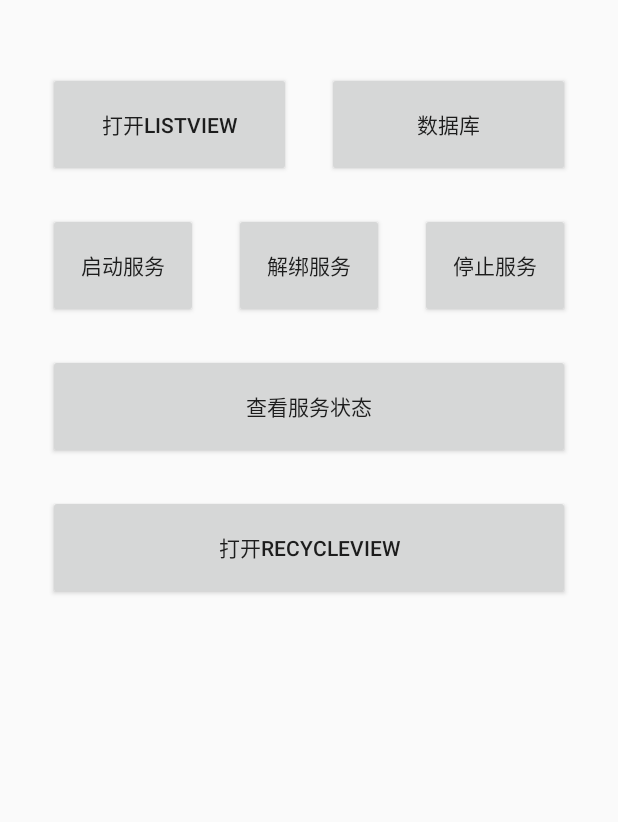
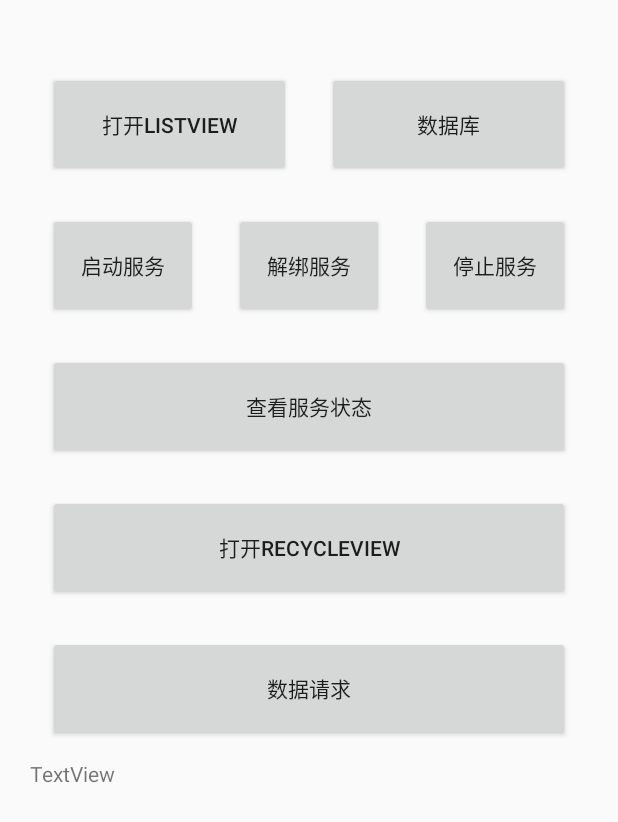
Before and after one commit to DiaoMengQ/AndroiDevUsingJava, an Android app: the screen it shows after launch (MainActivity), after a tap on "启动服务", on a phone screen of 412 x 824 dp. Shown: the top 822 px of the screen. Run offline under Robolectric (Android 15) with nearby library versions, the light colour scheme and no system bars; our stand-ins replace ButterKnife; libraries missing offline, so code that uses them is left out: cat.ereza.customactivityoncrash, com.badoo.mobile; 2 statements that could not run were skipped.

Commit message:
新增 使用OKHttp进行网络请求，传输至ViewTestActivity中；使用Handle传输信息更新当前Activity UI
Signed-off-by: DiaoMengQ <dmq1212@qq.com>

```diff
--- a/app/build.gradle
+++ b/app/build.gradle
@@ -45,6 +45,7 @@ dependencies {
     implementation 'io.reactivex.rxjava3:rxjava:3.0.9'
     implementation 'cat.ereza:customactivityoncrash:2.3.0'
     implementation 'com.jakewharton:butterknife:10.2.3'
+    implementation 'com.squareup.okhttp3:okhttp:4.9.0'
 
     annotationProcessor 'com.jakewharton:butterknife-compiler:10.2.3'
 
--- a/app/src/main/AndroidManifest.xml
+++ b/app/src/main/AndroidManifest.xml
@@ -5,6 +5,7 @@
 
     <uses-permission android:name="android.permission.READ_EXTERNAL_STORAGE" />
     <uses-permission android:name="android.permission.WRITE_EXTERNAL_STORAGE" />
+    <uses-permission android:name="android.permission.INTERNET" />
 
     <application
         android:allowBackup="true"
--- a/app/src/main/java/com/diomun/learn/javademo/ui/activity/MainActivity.java
+++ b/app/src/main/java/com/diomun/learn/javademo/ui/activity/MainActivity.java
@@ -5,28 +5,44 @@ import android.content.ComponentName;
 import android.content.Context;
 import android.content.Intent;
 import android.content.ServiceConnection;
+import android.os.Bundle;
 import android.os.IBinder;
+import android.os.Message;
 import android.util.Log;
 import android.view.View;
 import android.widget.Button;
+import android.widget.TextView;
 import android.widget.Toast;
 
 import com.diomun.learn.javademo.R;
 import com.diomun.learn.javademo.base.BaseActivity;
 import com.diomun.learn.javademo.service.BackService;
 
+import org.jetbrains.annotations.NotNull;
+
+import java.io.IOException;
 import java.util.List;
 import java.util.Objects;
 
 import butterknife.BindView;
+import butterknife.ButterKnife;
 import butterknife.OnClick;
+import okhttp3.Call;
+import okhttp3.Callback;
+import okhttp3.OkHttpClient;
+import okhttp3.Request;
+import okhttp3.Response;
 
 /**
  * @author DIOMUN dmq1212@qq.com
  * @date created on 2021/1/21
  */
-public class MainActivity extends BaseActivity {
+public class MainActivity extends BaseActivity implements Callback {
     public static final int CMD_STOP_SERVICE = 0;
+    @BindView(R.id.btn_dataRequest)
+    Button btnDataRequest;
+    @BindView(R.id.tv_test)
+    TextView tvTest;
     private Intent intent2backServ;
     private ServiceConnection servConn;
 
@@ -84,7 +100,8 @@ public class MainActivity extends BaseActivity {
             R.id.btn_stopBackService,
             R.id.btn_viewBackService,
             R.id.btn_unBindBackService,
-            R.id.btn_toRecycleView})
+            R.id.btn_toRecycleView,
+            R.id.btn_dataRequest})
     public void onViewClicked(View view) {
         switch (view.getId()) {
             case R.id.btn_toRecycleView:
@@ -94,7 +111,7 @@ public class MainActivity extends BaseActivity {
                 break;
             case R.id.btn_toListView:
                 Toast.makeText(mContext, "點擊btn_toListView", Toast.LENGTH_SHORT).show();
-                Intent intent2ListView = new Intent(this,ListViewActivity.class);
+                Intent intent2ListView = new Intent(this, ListViewActivity.class);
                 startActivity(intent2ListView);
                 break;
             case R.id.btn_database:
@@ -131,8 +148,70 @@ public class MainActivity extends BaseActivity {
                     }
                 }
                 break;
+            case R.id.btn_dataRequest:
+                Toast.makeText(mContext, "请求数据", Toast.LENGTH_SHORT).show();
+                OkHttpClient okHttpClient = new OkHttpClient();
+                Request request = new Request.Builder()
+                        .url("http://songsearch.kugou.com/song_search_v2?keyword=%E7%A7%8B%E6%84%8F%E6%B5%93&page=1&pagesize=10")
+                        .build();
+                Call call = okHttpClient.newCall(request);
+                // Response response = call.execute(); // 同步请求，在Android中不适用（不在主线程进行耗时操作）
+                call.enqueue(this); // 异步请求
+
+
+                break;
             default:
                 throw new IllegalStateException("Unexpected value: " + view.getId());
         }
     }
+
+
+    /**
+     * 连接失败
+     *
+     * @param call
+     * @param e
+     */
+    @Override
+    public void onFailure(@NotNull Call call, @NotNull IOException e) {
+        Toast.makeText(mContext, "网络错误", Toast.LENGTH_SHORT).show();
+    }
+
+    /**
+     * 连接成功
+     *
+     * @param call
+     * @param response
+     * @throws IOException
+     */
+    @Override
+    public void onResponse(@NotNull Call call, @NotNull Response response) throws IOException {
+        Intent intent2viewTest = new Intent(mContext, ViewTestActivity.class);
+        // Log.d(TAG, "onResponse: " + Thread.currentThread());
+
+        if (response.code() == 200) {
+            String dataStr = Objects.requireNonNull(response.body()).string();
+            Bundle bundle = new Bundle();
+            bundle.putString(getString(R.string.bundleDataKey_httpTest), dataStr);
+
+            intent2viewTest.putExtra(getString(R.string.bundleKey_httpTest), bundle);
+            startActivity(intent2viewTest);
+
+            // handle 通知当前 activity 主线程更新视图
+            // Message msg = new Message();
+            // msg.what = 0;
+            // msg.setData(bundle);
+            // mHandler.sendMessage(msg);
+        }
+    }
+
+    @Override
+    public void handlerMsg(Message msg) {
+        if (msg.what == 0) {
+            Log.d(TAG, "handlerMsg: 更新视图");
+            tvTest.setText(msg.getData().getString(getString(R.string.bundleDataKey_httpTest)));
+        } else {
+            throw new IllegalStateException("Unexpected value: " + msg.what);
+        }
+    }
 }
--- a/app/src/main/res/layout/activity_main.xml
+++ b/app/src/main/res/layout/activity_main.xml
@@ -9,15 +9,18 @@
     tools:context=".ui.activity.MainActivity"
     tools:ignore="ContentDescription,HardcodedText">
 
-    <LinearLayout
-        android:layout_width="0dp"
+    <ScrollView
+        android:layout_width="match_parent"
         android:layout_height="match_parent"
-        android:layout_marginTop="16dp"
-        android:orientation="vertical"
         app:layout_constraintBottom_toBottomOf="parent"
-        app:layout_constraintEnd_toEndOf="parent"
         app:layout_constraintStart_toStartOf="parent"
         app:layout_constraintTop_toTopOf="parent">
+
+        <LinearLayout
+            android:layout_width="match_parent"
+            android:layout_height="wrap_content"
+            android:layout_marginTop="16dp"
+            android:orientation="vertical">
 
             <LinearLayout
                 android:layout_width="match_parent"
@@ -93,13 +96,36 @@
                 android:layout_height="wrap_content">
 
                 <Button
+                    android:id="@+id/btn_toRecycleView"
                     android:layout_width="0dp"
                     android:layout_height="@dimen/height4btn"
+                    android:layout_margin="@dimen/margin_btn"
                     android:layout_weight="1"
-                android:layout_margin="@dimen/margin_btn"
-                android:text="打开RecycleView"
-                android:id="@+id/btn_toRecycleView"/>
+                    android:text="打开RecycleView" />
             </LinearLayout>
 
+            <LinearLayout
+                android:layout_width="match_parent"
+                android:layout_height="wrap_content"
+                android:orientation="horizontal">
+
+                <Button
+                    android:id="@+id/btn_dataRequest"
+                    android:layout_width="0dp"
+                    android:layout_height="@dimen/height4btn"
+                    android:layout_margin="@dimen/margin_btn"
+                    android:layout_weight="1"
+                    android:text="数据请求" />
             </LinearLayout>
+
+            <TextView
+                android:id="@+id/tv_test"
+                android:layout_width="match_parent"
+                android:layout_height="wrap_content"
+                android:text="TextView" />
+
+
+        </LinearLayout>
+    </ScrollView>
+
 </androidx.constraintlayout.widget.ConstraintLayout>
--- a/app/src/main/res/layout/activity_viewtest.xml
+++ b/app/src/main/res/layout/activity_viewtest.xml
@@ -16,4 +16,9 @@
 
     </com.diomun.learn.javademo.ui.customview.CustomView>
 
+    <TextView
+        android:layout_width="match_parent"
+        android:layout_height="wrap_content"
+        android:id="@+id/tv_httpTest"/>
+
 </LinearLayout>
--- a/app/src/main/res/values/strings.xml
+++ b/app/src/main/res/values/strings.xml
@@ -23,5 +23,7 @@
     <string name="customactivityoncrash_error_activity_error_details_copied">已复制到剪切板</string>
     <string name="customactivityoncrash_error_activity_error_details_clipboard_label">错误信息</string>
     <string name="action_stopBackService">AAAAA</string>
+    <string name="bundleKey_httpTest">bun</string>
+    <string name="bundleDataKey_httpTest">data</string>
 
 </resources>
```
Also changed, not shown: app/src/main/java/com/diomun/learn/javademo/ui/activity/ViewTestActivity.java (+17 -0 lines), 1 other file. Lines whose indentation alone changed are shown as unchanged.
